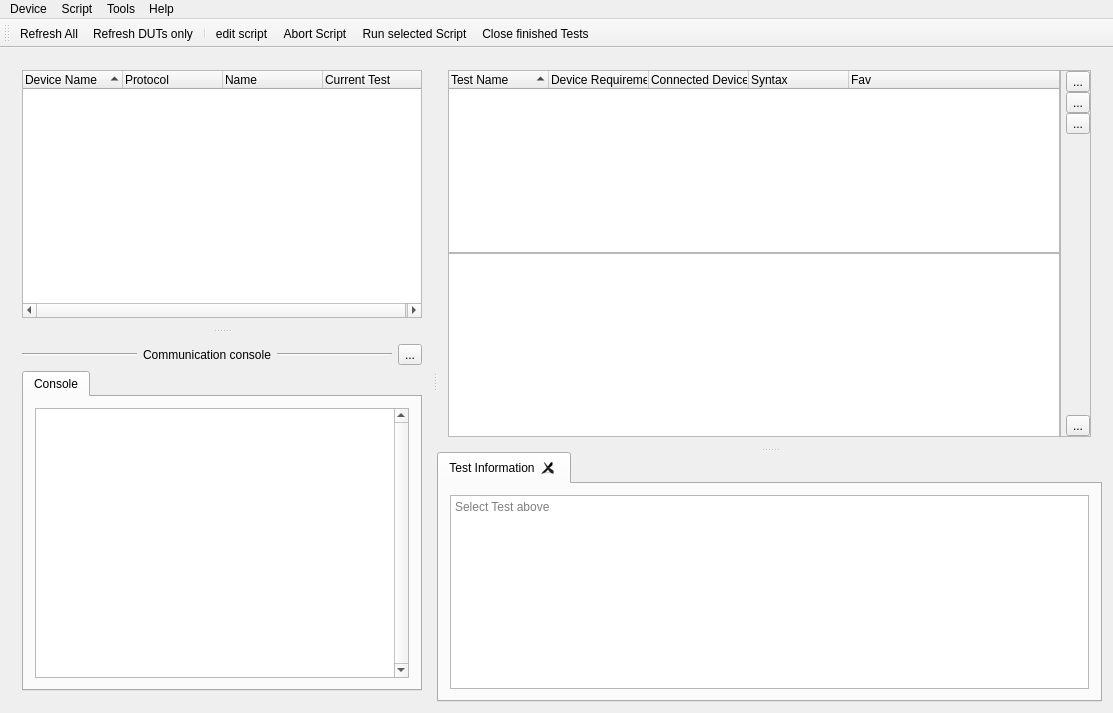
Qt form src/Windows/mainwindow.ui (Crystal-Photonics/crystalTestFrameworkApp) before a commit.
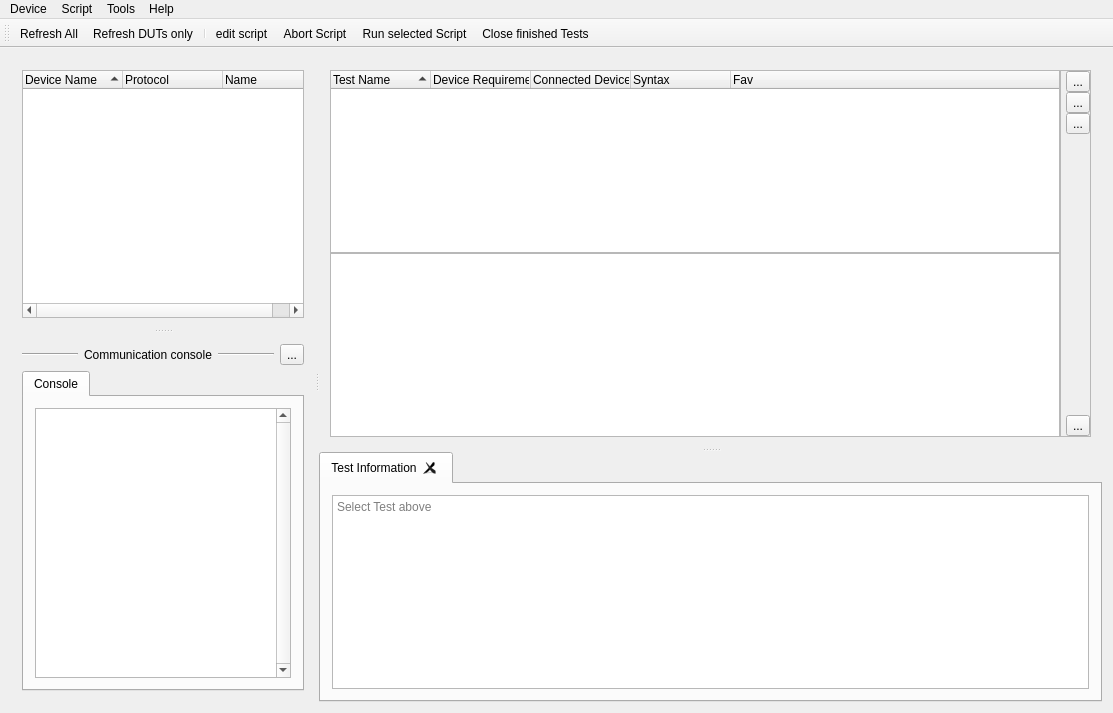
The same form after that commit. Icons and pictures are not drawn.

Commit message: Splitter can be moved more to allow people adjusting size better.

```diff
--- a/src/Windows/mainwindow.ui
+++ b/src/Windows/mainwindow.ui
@@ -64,12 +64,6 @@
              <verstretch>3</verstretch>
             </sizepolicy>
            </property>
-           <property name="minimumSize">
-            <size>
-             <width>400</width>
-             <height>0</height>
-            </size>
-           </property>
            <property name="mouseTracking">
             <bool>false</bool>
            </property>
@@ -97,16 +91,6 @@
              <string>Name</string>
             </property>
            </column>
-           <column>
-            <property name="text">
-             <string>Current Test</string>
-            </property>
-           </column>
-           <column>
-            <property name="text">
-             <string/>
-            </property>
-           </column>
           </widget>
          </item>
         </layout>
```
Left out of the diff: 6 changed lines with no effect on the pictures. The commit also changes 1 other file.
